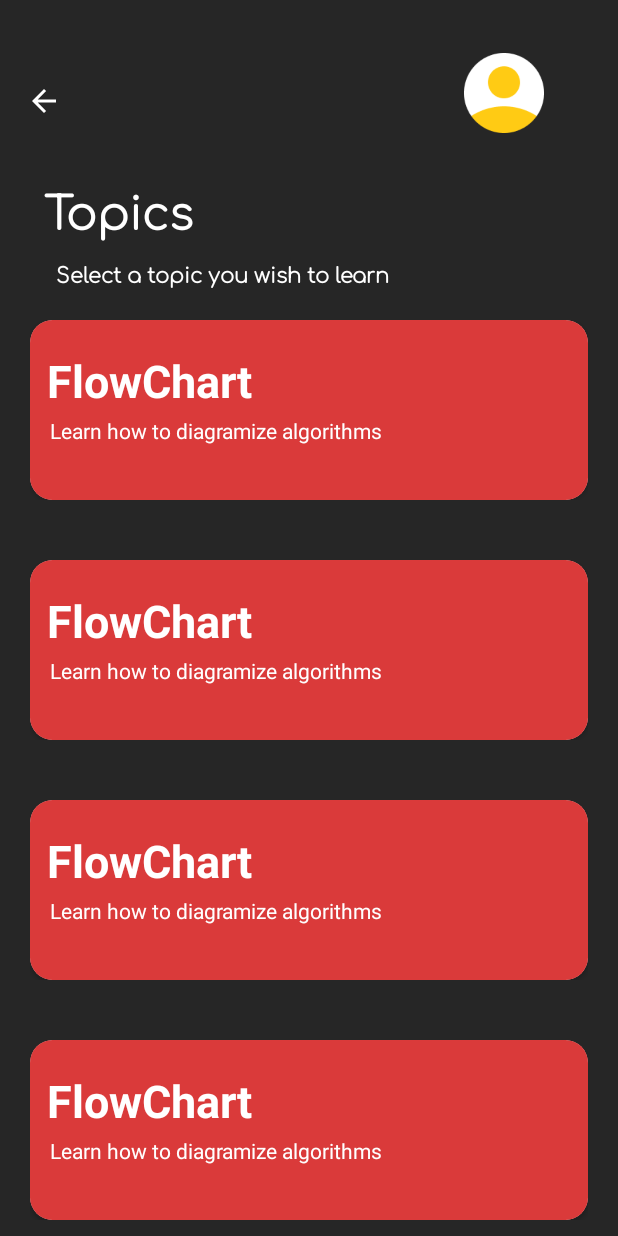
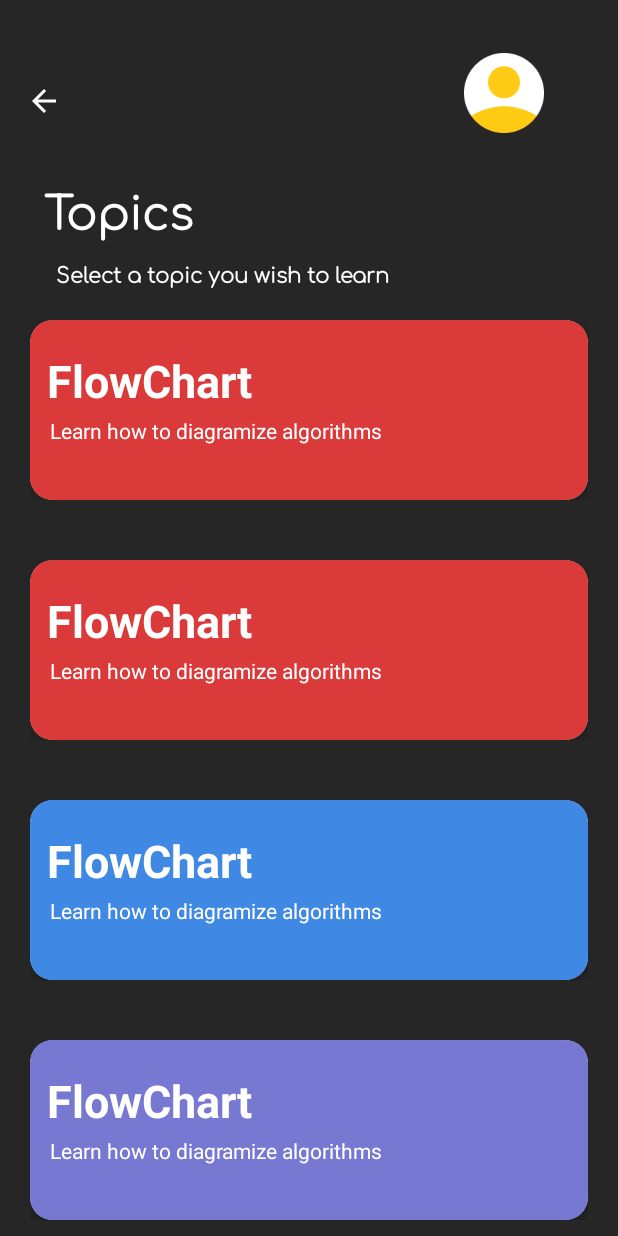
Before and after one commit to Abisayo1/eNursing, an Android app: the screen it shows after launch once a user with an empty profile is signed in (Topics), on a phone screen of 412 x 824 dp. Run offline under Robolectric (Android 15) with nearby library versions, the phone set to English and light mode, and no system bars; our stand-ins replace Firebase (no records; nobody signed in at launch, a user with empty details on screens opened directly).

Commit message:
Created the topic activity

```diff
--- a/app/src/main/java/com/abisayo/computerize1/TopicAdapter.kt
+++ b/app/src/main/java/com/abisayo/computerize1/TopicAdapter.kt
@@ -1,9 +1,11 @@
 package com.abisayo.computerize1
 
+import android.graphics.Color
 import android.view.LayoutInflater
 import android.view.View
 import android.view.ViewGroup
 import android.widget.ImageView
+import android.widget.RelativeLayout
 import android.widget.TextView
 import androidx.recyclerview.widget.RecyclerView
 
@@ -30,6 +32,7 @@ class TopicAdapter(private val topicList:ArrayList<Topic>)
         val imageView: ImageView = itemView.findViewById(R.id.img)
         val textView: TextView = itemView.findViewById(R.id.topic)
         val detail: TextView = itemView.findViewById(R.id.detail)
+        val layout: RelativeLayout = itemView.findViewById(R.id.layout)
 
         init {
 
@@ -51,6 +54,14 @@ class TopicAdapter(private val topicList:ArrayList<Topic>)
         holder.textView.text = topic.name
         holder.detail.text = topic.details
 
+        if (position == 1) {
+            holder.layout.setBackgroundColor(Color.parseColor("#da3a3a"))
+        } else if (position == 2) {
+            holder.layout.setBackgroundColor(Color.parseColor("#3f88e4"))
+        } else if (position == 3) {
+            holder.layout.setBackgroundColor(Color.parseColor("#7678d1"))
+
+        }
     }
 
     override fun getItemCount(): Int {
--- a/app/src/main/java/com/abisayo/computerize1/Topics.kt
+++ b/app/src/main/java/com/abisayo/computerize1/Topics.kt
@@ -18,9 +18,11 @@ class Topics : AppCompatActivity() {
     override fun onCreate(savedInstanceState: Bundle?) {
         super.onCreate(savedInstanceState)
         requestWindowFeature(Window.FEATURE_NO_TITLE); //will hide the title
-        getSupportActionBar()?.hide(); // hide the title bar
-        this.getWindow().setFlags(WindowManager.LayoutParams.FLAG_FULLSCREEN,
-            WindowManager.LayoutParams.FLAG_FULLSCREEN);
+        supportActionBar?.hide(); // hide the title bar
+        this.window.setFlags(
+            WindowManager.LayoutParams.FLAG_FULLSCREEN,
+            WindowManager.LayoutParams.FLAG_FULLSCREEN
+        )
         setContentView(R.layout.activity_topics1)
 
         recyclerView = findViewById(R.id.recycler)
--- a/app/src/main/res/layout/each_item.xml
+++ b/app/src/main/res/layout/each_item.xml
@@ -19,9 +19,11 @@
         <androidx.cardview.widget.CardView
             android:layout_width="match_parent"
             android:layout_height="120dp"
+            app:cardElevation="4dp"
             app:cardCornerRadius="15dp">
 
             <RelativeLayout
+                android:id="@+id/layout"
                 android:layout_width="match_parent"
                 android:layout_height="match_parent"
                 android:background= "#da3a3a"
--- a/app/src/main/res/values/colors.xml
+++ b/app/src/main/res/values/colors.xml
@@ -7,4 +7,5 @@
     <color name="teal_700">#FF018786</color>
     <color name="black">#FF000000</color>
     <color name="white">#FFFFFFFF</color>
+
 </resources>
```
